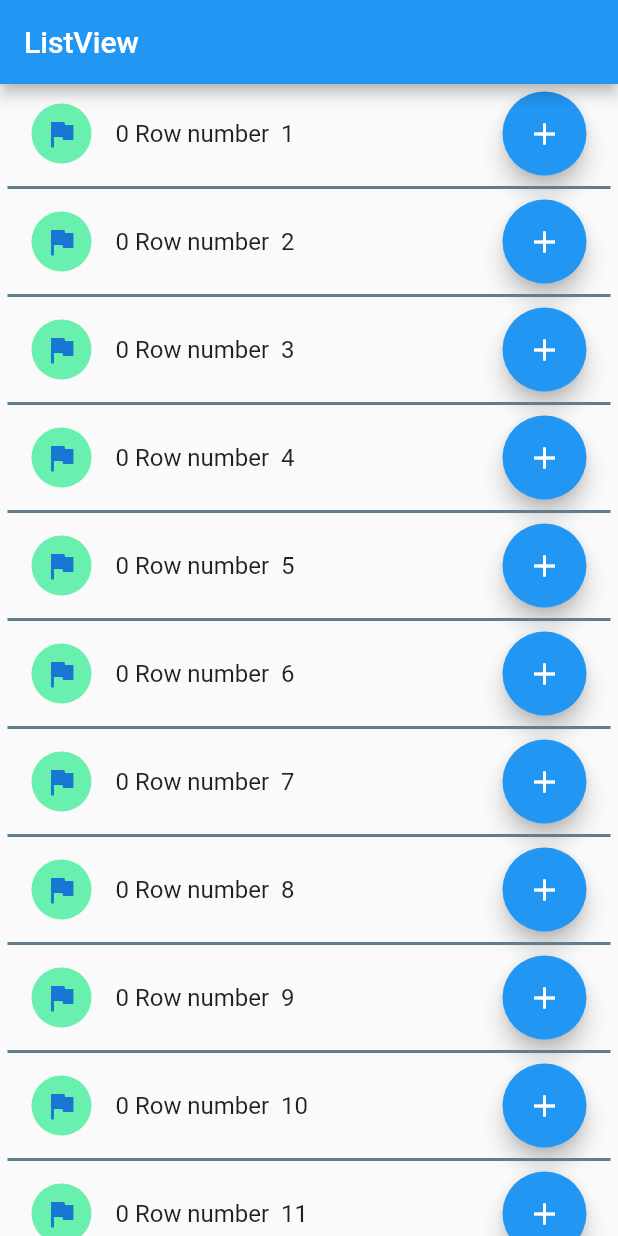
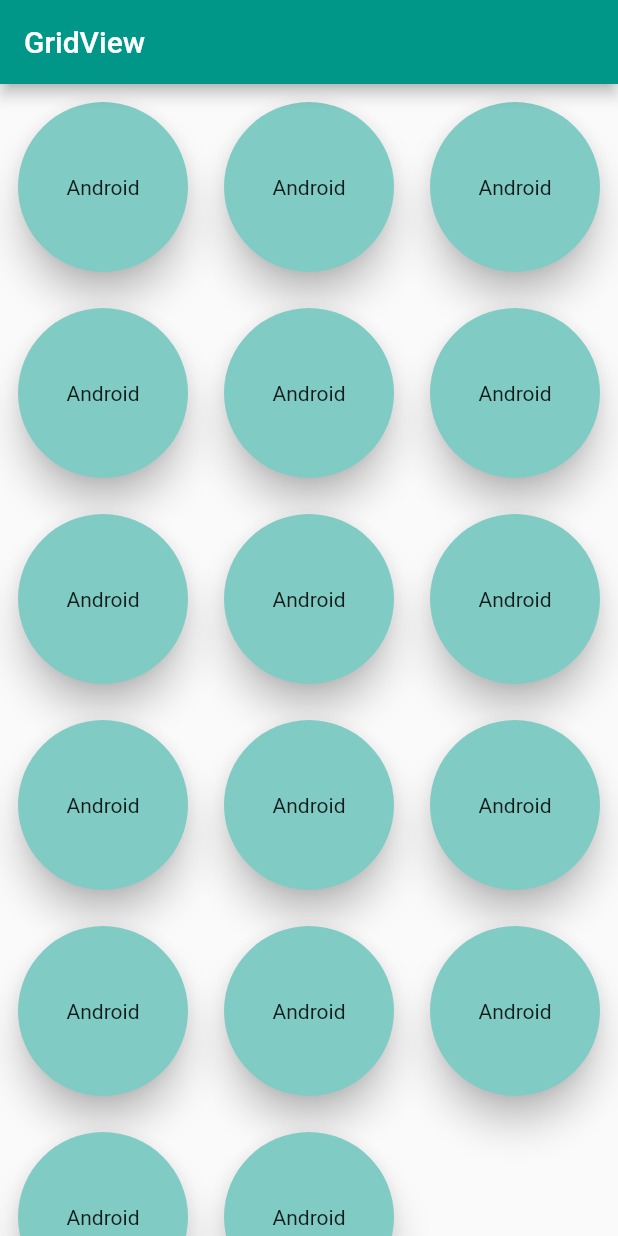
Before and after one commit to MdAbdullahAlMahmud/Dum-Flut, a Flutter app: the screen it shows after launch, on a phone screen of 412 x 824 dp. Run offline on Flutter 3.47's test engine with Material 2 defaults, Android fonts, the phone set to English and light mode, and no system bars; missing offline and left inert: dart:ffi.

Commit message:
GridView

```diff
--- a/lib/main.dart
+++ b/lib/main.dart
@@ -8,7 +8,8 @@ void main() {
     MaterialApp(
       home: Scaffold(
         appBar: AppBar(
-          title: Text('ListView'),
+          title: Text('GridView'),
+          backgroundColor: Colors.teal,
         ),
         body: MyApp(),
       ),
@@ -16,7 +17,6 @@ void main() {
   );
 
 }
-
 class MyApp extends StatefulWidget {
   const MyApp({Key? key}) : super(key: key);
 
@@ -26,52 +26,97 @@ class MyApp extends StatefulWidget {
 
 class _MyAppState extends State<MyApp> {
 
-  List<int> items =[1,2,3,4,5,6,7,8,9,10,11,12,13,14,15,16,17,18,19,20];
+  List<int> items = [1,2,3,4,5,6,7,8,9,10,11,12,13,14,15,16,17];
+  //GridView Count
+  /*@override
+  Widget build(BuildContext context) {
+    return Center(
+      child: GridView.count(
+        crossAxisCount: 3,
+        mainAxisSpacing: 10,
+        crossAxisSpacing: 10,
+        children: [
+          Container(
+            width: 100,
+            height: 100,
+            child: Text("Android"),
+            alignment: Alignment.center,
+            decoration: BoxDecoration(
+              shape: BoxShape.circle,
+              color: Colors.teal[100],
+            ),
+          ),
+           Container(
+            width: 100,
+            height: 100,
+             alignment: Alignment.center,
+             decoration: BoxDecoration(
+                 shape: BoxShape.circle,
+               color: Colors.teal[200],
+
+             ),
+            child: Text("Flutter"),
+          ),
+          Container(
+            width: 100,
+            height: 100,
+            alignment: Alignment.center,
+            decoration: BoxDecoration(
+                shape: BoxShape.circle,
+              color: Colors.teal[300],
+
+            ),
+            child: Text("Java"),
+          ),
+
+        ],
+
+
+
+      ),
+    );
+  }*/
   @override
   Widget build(BuildContext context) {
-    return ListView.separated(
-      scrollDirection: Axis.vertical,
-        padding: EdgeInsets.all(5.0),
-        separatorBuilder: (context, index) => const Divider(color: Colors.blueGrey,
-        thickness: 2.0,),
-        itemCount:items.length,itemBuilder: (BuildContext context,int index)
-    {
-      return Container(
-        width: 400.0,
-          child:
-        ListTile(
-            title: Text("${count} Row number  ${items[index]}"),
-             /*leading: Container(
-          width: 40.0,
-          height: 40.0,
-          child: Icon(Icons.flag),
-          decoration: BoxDecoration(
+    return GridView.builder(
+        itemCount: items.length,
+        gridDelegate: SliverGridDelegateWithFixedCrossAxisCount(
+            crossAxisCount: 3,
+          /*mainAxisSpacing: 10,
+          crossAxisSpacing: 10*/
+        ),
+        itemBuilder: (BuildContext context, int index){
+
+          return Padding(
+            padding: const EdgeInsets.all(8.0),/*
+            child: Container(
+                width: 100,
+                height: 100,
+                child: Text("Android"),
+            alignment: Alignment.center,
+            decoration: BoxDecoration(
             shape: BoxShape.circle,
-            color: Colors.greenAccent
-          ),
-        )*/
-
-            leading: CircleAvatar(
-              backgroundColor: Colors.greenAccent,
-              child: Icon(Icons.flag),
+            color: Colors.teal[100],
+            )
+            ),*/
+            child: Card(
+              elevation: 10,
+              color: Colors.teal[200],
+              shape: RoundedRectangleBorder(
+                borderRadius: BorderRadius.circular(60)
+              ),
+              child: Container(
+          width: 100,
+          height: 100,
+          child: Text("Android"),
+          alignment: Alignment.center,
+          /*decoration: BoxDecoration(
+          shape: BoxShape.circle,
+          color: Colors.teal[100],
+              ),*/
             ),
-            trailing: FloatingActionButton(
-              onPressed: onButtonClicked,
-              child: Icon(Icons.add),
-            ),
-          ),
-      );
-    }
-    );
-  }
-
-  int count = 0 ;
-  void onButtonClicked(){
-    setState(() {
-      count++;
-      if(count>=10){
-        count=0;
-      }
+          )
+          );
     });
   }
 }
```
